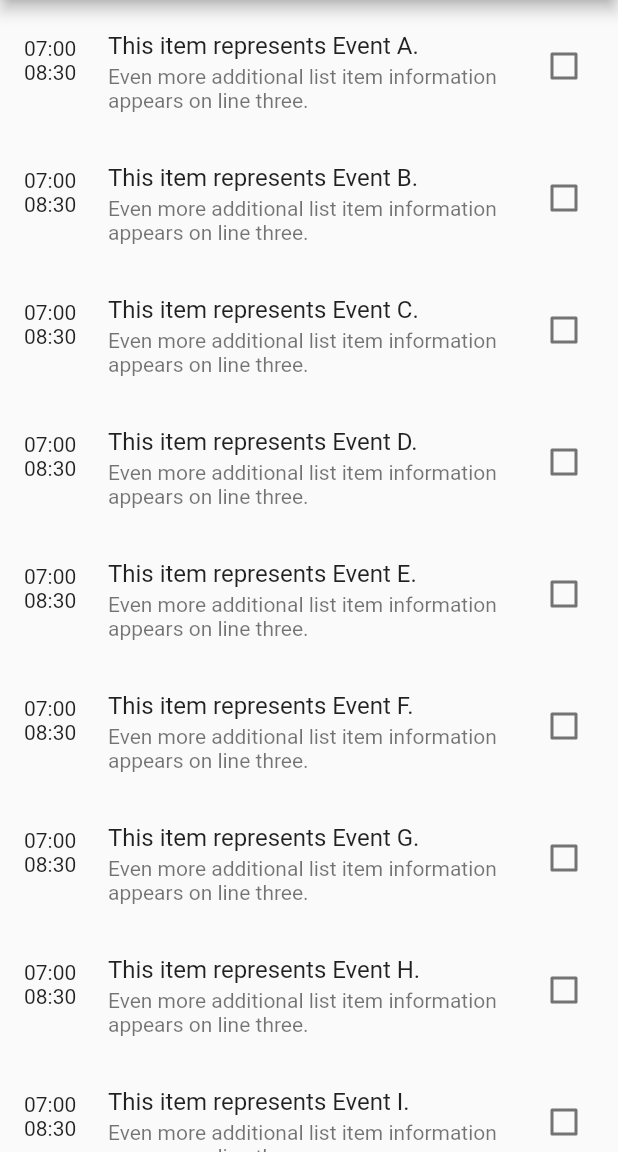
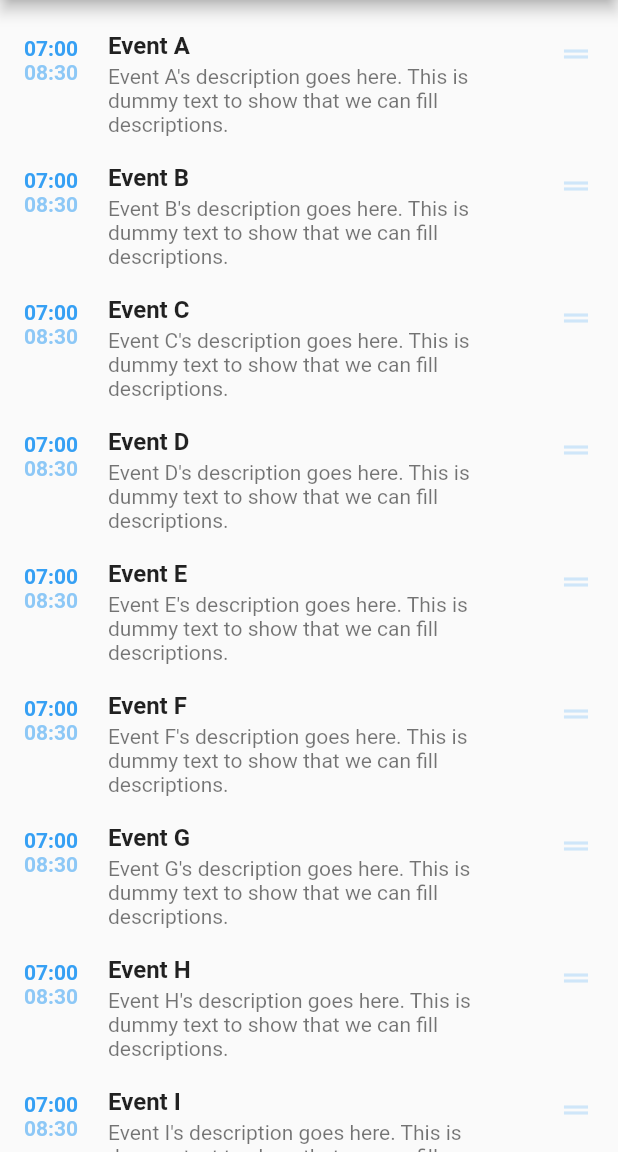
Before and after one commit to curiousTauseef/samave_events, a Flutter app: the screen it shows after launch, on a phone screen of 412 x 824 dp, the part 84-1236 px from its top. Run offline on Flutter 3.47's test engine with Material 2 defaults, Android fonts, the phone set to English and light mode, and no system bars; our stand-ins replace connectivity, device_info, string_scanner, video_player; statements that could not run were skipped.

Commit message:
Changed the ListTile type, added Time and rearranged the reorder Icon

```diff
--- a/lib/gallery/app.dart
+++ b/lib/gallery/app.dart
@@ -466,6 +466,7 @@ class _MyListDemoState extends State<MyHomePage> {
   bool _reverseSort = false;
   final List<_ListItem> _items = <String>[
     'A', 'B', 'C', 'D', 'E', 'F', 'G', 'H', 'I', 'J', 'K', 'L', 'M', 'N',
+    'O', 'P', 'Q', 'R', 'S', 'T', 'U', 'V', 'W', 'X', 'Y', 'Z',
   ].map((String item) => new _ListItem('Event '+item, false)).toList();
 
   void changeItemType(_ReorderableListType type) {
@@ -535,7 +536,7 @@ class _MyListDemoState extends State<MyHomePage> {
       case _ReorderableListType.threeLine:
         //listTile = new GridTile() ;
         listTile = //const Icon(Icons.drag_handle),
-        ///*
+        /*
         new CheckboxListTile(
           key: new Key(item.value),
           isThreeLine: true,
@@ -545,14 +546,46 @@ class _MyListDemoState extends State<MyHomePage> {
               item.checkState = newValue;
             });
           },
-        //*/
-        /*
+        */
+          ///*
         new ListTile(
           key: new Key(item.value),
           isThreeLine: true,
-          leading: new Text('a'),
-        */
-          title: new Text('This item represents ${item.value}.'),
+          leading:
+          new Column(
+            children: [
+              new Text('07:00', style: new TextStyle(color: Colors.blue.withOpacity(0.9), fontWeight: FontWeight.bold)),
+              new Text('08:30', style: new TextStyle(color: Colors.blue.withOpacity(0.5), fontWeight: FontWeight.bold)),
+            ],
+          ),
+          /*
+          new RichText(
+            text: new TextSpan(
+              style: DefaultTextStyle.of(context).style,
+              children: <TextSpan>[
+                new TextSpan(
+                  text: '07:00\n',
+                  style: new TextStyle(color: Colors.black.withOpacity(0.6)),
+                ),
+                new TextSpan(
+                  text: '08:30\n',
+                  style: new TextStyle(color: Colors.black.withOpacity(0.8)),
+                ),
+              ],
+            ),
+          ),
+
+          */ //RICHTEXT
+          /*
+          new Column(
+            children: [
+              new Text('07:00'),
+              new Text('08:30'),
+            ],
+          ),
+          */
+          //*/
+          title: new Text('${item.value}', style: new TextStyle(fontWeight: FontWeight.bold),),
           /*new Row(
             children: [
               new Text('This item represents ${item.value}.'),
@@ -560,17 +593,9 @@ class _MyListDemoState extends State<MyHomePage> {
             ],
           ),*/
 
-          subtitle: secondary,
+          subtitle: new Text("${item.value}'s description goes here. This is dummy text to show that we can fill descriptions."),//secondary,
 
-          secondary: //const Icon(Icons.drag_handle),
-            new Column(
-              children: [
-                new Text('07:00'),
-
-                new Text('08:30'),
-              ],
-            ),
-
+          trailing: new Icon(Icons.drag_handle, color:Colors.blue.withOpacity(0.2),),
         );
         break;
       case _ReorderableListType.horizontalAvatar:
```
